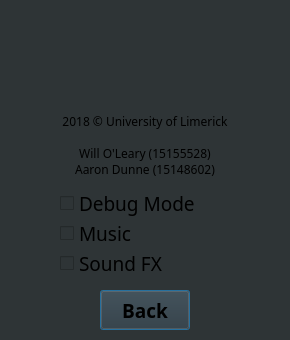
The window that Zork_Qt_project/settings.ui (willoleary6/ZorkProject) describes before a commit, drawn with Qt 5.
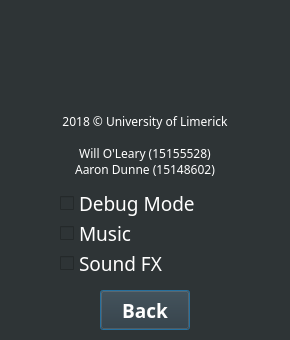
The same window after the commit. Icons and pictures are not drawn.

Commit message: Improved UI - buttons change colour and map is updated

The edit to the form file:
```diff
--- a/Zork_Qt_project/settings.ui
+++ b/Zork_Qt_project/settings.ui
@@ -22,9 +22,181 @@
      <x>10</x>
      <y>110</y>
      <width>270</width>
-     <height>70</height>
+     <height>71</height>
     </rect>
    </property>
+   <property name="palette">
+    <palette>
+     <active>
+      <colorrole role="WindowText">
+       <brush brushstyle="SolidPattern">
+        <color alpha="255">
+         <red>255</red>
+         <green>255</green>
+         <blue>255</blue>
+        </color>
+       </brush>
+      </colorrole>
+      <colorrole role="Button">
+       <brush brushstyle="SolidPattern">
+        <color alpha="255">
+         <red>46</red>
+         <green>52</green>
+         <blue>54</blue>
+        </color>
+       </brush>
+      </colorrole>
+      <colorrole role="Text">
+       <brush brushstyle="SolidPattern">
+        <color alpha="255">
+         <red>255</red>
+         <green>255</green>
+         <blue>255</blue>
+        </color>
+       </brush>
+      </colorrole>
+      <colorrole role="ButtonText">
+       <brush brushstyle="SolidPattern">
+        <color alpha="255">
+         <red>255</red>
+         <green>255</green>
+         <blue>255</blue>
+        </color>
+       </brush>
+      </colorrole>
+      <colorrole role="Base">
+       <brush brushstyle="SolidPattern">
+        <color alpha="255">
+         <red>46</red>
+         <green>52</green>
+         <blue>54</blue>
+        </color>
+       </brush>
+      </colorrole>
+      <colorrole role="Window">
+       <brush brushstyle="SolidPattern">
+        <color alpha="255">
+         <red>46</red>
+         <green>52</green>
+         <blue>54</blue>
+        </color>
+       </brush>
+      </colorrole>
+     </active>
+     <inactive>
+      <colorrole role="WindowText">
+       <brush brushstyle="SolidPattern">
+        <color alpha="255">
+         <red>255</red>
+         <green>255</green>
+         <blue>255</blue>
+        </color>
+       </brush>
+      </colorrole>
+      <colorrole role="Button">
+       <brush brushstyle="SolidPattern">
+        <color alpha="255">
+         <red>46</red>
+         <green>52</green>
+         <blue>54</blue>
+        </color>
+       </brush>
+      </colorrole>
+      <colorrole role="Text">
+       <brush brushstyle="SolidPattern">
+        <color alpha="255">
+         <red>255</red>
+         <green>255</green>
+         <blue>255</blue>
+        </color>
+       </brush>
+      </colorrole>
+      <colorrole role="ButtonText">
+       <brush brushstyle="SolidPattern">
+        <color alpha="255">
+         <red>255</red>
+         <green>255</green>
+         <blue>255</blue>
+        </color>
+       </brush>
+      </colorrole>
+      <colorrole role="Base">
+       <brush brushstyle="SolidPattern">
+        <color alpha="255">
+         <red>46</red>
+         <green>52</green>
+         <blue>54</blue>
+        </color>
+       </brush>
+      </colorrole>
+      <colorrole role="Window">
+       <brush brushstyle="SolidPattern">
+        <color alpha="255">
+         <red>46</red>
+         <green>52</green>
+         <blue>54</blue>
+        </color>
+       </brush>
+      </colorrole>
+     </inactive>
+     <disabled>
+      <colorrole role="WindowText">
+       <brush brushstyle="SolidPattern">
+        <color alpha="255">
+         <red>190</red>
+         <green>190</green>
+         <blue>190</blue>
+        </color>
+       </brush>
+      </colorrole>
+      <colorrole role="Button">
+       <brush brushstyle="SolidPattern">
+        <color alpha="255">
+         <red>46</red>
+         <green>52</green>
+         <blue>54</blue>
+        </color>
+       </brush>
+      </colorrole>
+      <colorrole role="Text">
+       <brush brushstyle="SolidPattern">
+        <color alpha="255">
+         <red>190</red>
+         <green>190</green>
+         <blue>190</blue>
+        </color>
+       </brush>
+      </colorrole>
+      <colorrole role="ButtonText">
+       <brush brushstyle="SolidPattern">
+        <color alpha="255">
+         <red>190</red>
+         <green>190</green>
+         <blue>190</blue>
+        </color>
+       </brush>
+      </colorrole>
+      <colorrole role="Base">
+       <brush brushstyle="SolidPattern">
+        <color alpha="255">
+         <red>46</red>
+         <green>52</green>
+         <blue>54</blue>
+        </color>
+       </brush>
+      </colorrole>
+      <colorrole role="Window">
+       <brush brushstyle="SolidPattern">
+        <color alpha="255">
+         <red>46</red>
+         <green>52</green>
+         <blue>54</blue>
+        </color>
+       </brush>
+      </colorrole>
+     </disabled>
+    </palette>
+   </property>
    <property name="font">
     <font>
      <family>Montserrat</family>
@@ -80,6 +252,421 @@
      <height>26</height>
     </rect>
    </property>
+   <property name="palette">
+    <palette>
+     <active>
+      <colorrole role="WindowText">
+       <brush brushstyle="SolidPattern">
+        <color alpha="255">
+         <red>255</red>
+         <green>255</green>
+         <blue>255</blue>
+        </color>
+       </brush>
+      </colorrole>
+      <colorrole role="Button">
+       <brush brushstyle="SolidPattern">
+        <color alpha="255">
+         <red>255</red>
+         <green>255</green>
+         <blue>255</blue>
+        </color>
+       </brush>
+      </colorrole>
+      <colorrole role="Light">
+       <brush brushstyle="SolidPattern">
+        <color alpha="255">
+         <red>255</red>
+         <green>255</green>
+         <blue>255</blue>
+        </color>
+       </brush>
+      </colorrole>
+      <colorrole role="Midlight">
+       <brush brushstyle="SolidPattern">
+        <color alpha="255">
+         <red>255</red>
+         <green>255</green>
+         <blue>255</blue>
+        </color>
+       </brush>
+      </colorrole>
+      <colorrole role="Dark">
+       <brush brushstyle="SolidPattern">
+        <color alpha="255">
+         <red>127</red>
+         <green>127</green>
+         <blue>127</blue>
+        </color>
+       </brush>
+      </colorrole>
+      <colorrole role="Mid">
+       <brush brushstyle="SolidPattern">
+        <color alpha="255">
+         <red>170</red>
+         <green>170</green>
+         <blue>170</blue>
+        </color>
+       </brush>
+      </colorrole>
+      <colorrole role="Text">
+       <brush brushstyle="SolidPattern">
+        <color alpha="255">
+         <red>255</red>
+         <green>255</green>
+         <blue>255</blue>
+        </color>
+       </brush>
+      </colorrole>
+      <colorrole role="BrightText">
+       <brush brushstyle="SolidPattern">
+        <color alpha="255">
+         <red>255</red>
+         <green>255</green>
+         <blue>255</blue>
+        </color>
+       </brush>
+      </colorrole>
+      <colorrole role="ButtonText">
+       <brush brushstyle="SolidPattern">
+        <color alpha="255">
+         <red>0</red>
+         <green>0</green>
+         <blue>0</blue>
+        </color>
+       </brush>
+      </colorrole>
+      <colorrole role="Base">
+       <brush brushstyle="SolidPattern">
+        <color alpha="255">
+         <red>255</red>
+         <green>255</green>
+         <blue>255</blue>
+        </color>
+       </brush>
+      </colorrole>
+      <colorrole role="Window">
+       <brush brushstyle="SolidPattern">
+        <color alpha="255">
+         <red>255</red>
+         <green>255</green>
+         <blue>255</blue>
+        </color>
+       </brush>
+      </colorrole>
+      <colorrole role="Shadow">
+       <brush brushstyle="SolidPattern">
+        <color alpha="255">
+         <red>0</red>
+         <green>0</green>
+         <blue>0</blue>
+        </color>
+       </brush>
+      </colorrole>
+      <colorrole role="AlternateBase">
+       <brush brushstyle="SolidPattern">
+        <color alpha="255">
+         <red>255</red>
+         <green>255</green>
+         <blue>255</blue>
+        </color>
+       </brush>
+      </colorrole>
+      <colorrole role="ToolTipBase">
+       <brush brushstyle="SolidPattern">
+        <color alpha="255">
+         <red>255</red>
+         <green>255</green>
+         <blue>220</blue>
+        </color>
+       </brush>
+      </colorrole>
+      <colorrole role="ToolTipText">
+       <brush brushstyle="SolidPattern">
+        <color alpha="255">
+         <red>0</red>
+         <green>0</green>
+         <blue>0</blue>
+        </color>
+       </brush>
+      </colorrole>
+     </active>
+     <inactive>
+      <colorrole role="WindowText">
+       <brush brushstyle="SolidPattern">
+        <color alpha="255">
+         <red>255</red>
+         <green>255</green>
+         <blue>255</blue>
+        </color>
+       </brush>
+      </colorrole>
+      <colorrole role="Button">
+       <brush brushstyle="SolidPattern">
+        <color alpha="255">
+         <red>255</red>
+         <green>255</green>
+         <blue>255</blue>
+        </color>
+       </brush>
+      </colorrole>
+      <colorrole role="Light">
+       <brush brushstyle="SolidPattern">
+        <color alpha="255">
+         <red>255</red>
+         <green>255</green>
+         <blue>255</blue>
+        </color>
+       </brush>
+      </colorrole>
+      <colorrole role="Midlight">
+       <brush brushstyle="SolidPattern">
+        <color alpha="255">
+         <red>255</red>
+         <green>255</green>
+         <blue>255</blue>
+        </color>
+       </brush>
+      </colorrole>
+      <colorrole role="Dark">
+       <brush brushstyle="SolidPattern">
+        <color alpha="255">
+         <red>127</red>
+         <green>127</green>
+         <blue>127</blue>
+        </color>
+       </brush>
+      </colorrole>
+      <colorrole role="Mid">
+       <brush brushstyle="SolidPattern">
+        <color alpha="255">
+         <red>170</red>
+         <green>170</green>
+         <blue>170</blue>
+        </color>
+       </brush>
+      </colorrole>
+      <colorrole role="Text">
+       <brush brushstyle="SolidPattern">
+        <color alpha="255">
+         <red>255</red>
+         <green>255</green>
+         <blue>255</blue>
+        </color>
+       </brush>
+      </colorrole>
+      <colorrole role="BrightText">
+       <brush brushstyle="SolidPattern">
+        <color alpha="255">
+         <red>255</red>
+         <green>255</green>
+         <blue>255</blue>
+        </color>
+       </brush>
+      </colorrole>
+      <colorrole role="ButtonText">
+       <brush brushstyle="SolidPattern">
+        <color alpha="255">
+         <red>0</red>
+         <green>0</green>
+         <blue>0</blue>
+        </color>
+       </brush>
+      </colorrole>
+      <colorrole role="Base">
+       <brush brushstyle="SolidPattern">
+        <color alpha="255">
+         <red>255</red>
+         <green>255</green>
+         <blue>255</blue>
+        </color>
+       </brush>
+      </colorrole>
+      <colorrole role="Window">
+       <brush brushstyle="SolidPattern">
+        <color alpha="255">
+         <red>255</red>
+         <green>255</green>
+         <blue>255</blue>
+        </color>
+       </brush>
+      </colorrole>
+      <colorrole role="Shadow">
+       <brush brushstyle="SolidPattern">
+        <color alpha="255">
+         <red>0</red>
+         <green>0</green>
+         <blue>0</blue>
+        </color>
+       </brush>
+      </colorrole>
+      <colorrole role="AlternateBase">
+       <brush brushstyle="SolidPattern">
+        <color alpha="255">
+         <red>255</red>
+         <green>255</green>
+         <blue>255</blue>
+        </color>
+       </brush>
+      </colorrole>
+      <colorrole role="ToolTipBase">
+       <brush brushstyle="SolidPattern">
+        <color alpha="255">
+         <red>255</red>
+         <green>255</green>
+         <blue>220</blue>
+        </color>
+       </brush>
+      </colorrole>
+      <colorrole role="ToolTipText">
+       <brush brushstyle="SolidPattern">
+        <color alpha="255">
+         <red>0</red>
+         <green>0</green>
+         <blue>0</blue>
+        </color>
+       </brush>
+      </colorrole>
+     </inactive>
+     <disabled>
+      <colorrole role="WindowText">
+       <brush brushstyle="SolidPattern">
+        <color alpha="255">
+         <red>127</red>
+         <green>127</green>
+         <blue>127</blue>
+        </color>
+       </brush>
+      </colorrole>
+      <colorrole role="Button">
+       <brush brushstyle="SolidPattern">
+        <color alpha="255">
+         <red>255</red>
+         <green>255</green>
+         <blue>255</blue>
+        </color>
+       </brush>
+      </colorrole>
+      <colorrole role="Light">
+       <brush brushstyle="SolidPattern">
+        <color alpha="255">
+         <red>255</red>
+         <green>255</green>
+         <blue>255</blue>
+        </color>
+       </brush>
+      </colorrole>
+      <colorrole role="Midlight">
+       <brush brushstyle="SolidPattern">
+        <color alpha="255">
+         <red>255</red>
+         <green>255</green>
+         <blue>255</blue>
+        </color>
+       </brush>
+      </colorrole>
+      <colorrole role="Dark">
+       <brush brushstyle="SolidPattern">
+        <color alpha="255">
+         <red>127</red>
+         <green>127</green>
+         <blue>127</blue>
+        </color>
+       </brush>
+      </colorrole>
+      <colorrole role="Mid">
+       <brush brushstyle="SolidPattern">
+        <color alpha="255">
+         <red>170</red>
+         <green>170</green>
+         <blue>170</blue>
+        </color>
+       </brush>
+      </colorrole>
+      <colorrole role="Text">
+       <brush brushstyle="SolidPattern">
+        <color alpha="255">
+         <red>127</red>
+         <green>127</green>
+         <blue>127</blue>
+        </color>
+       </brush>
+      </colorrole>
+      <colorrole role="BrightText">
+       <brush brushstyle="SolidPattern">
+        <color alpha="255">
+         <red>255</red>
+         <green>255</green>
+         <blue>255</blue>
+        </color>
+       </brush>
+      </colorrole>
+      <colorrole role="ButtonText">
+       <brush brushstyle="SolidPattern">
+        <color alpha="255">
+         <red>127</red>
+         <green>127</green>
+         <blue>127</blue>
+        </color>
+       </brush>
+      </colorrole>
+      <colorrole role="Base">
+       <brush brushstyle="SolidPattern">
+        <color alpha="255">
+         <red>255</red>
+         <green>255</green>
+         <blue>255</blue>
+        </color>
+       </brush>
+      </colorrole>
+      <colorrole role="Window">
+       <brush brushstyle="SolidPattern">
+        <color alpha="255">
+         <red>255</red>
+         <green>255</green>
+         <blue>255</blue>
+        </color>
+       </brush>
+      </colorrole>
+      <colorrole role="Shadow">
+       <brush brushstyle="SolidPattern">
+        <color alpha="255">
+         <red>0</red>
+         <green>0</green>
+         <blue>0</blue>
+        </color>
+       </brush>
+      </colorrole>
+      <colorrole role="AlternateBase">
+       <brush brushstyle="SolidPattern">
+        <color alpha="255">
+         <red>255</red>
+         <green>255</green>
+         <blue>255</blue>
+        </color>
+       </brush>
+      </colorrole>
+      <colorrole role="ToolTipBase">
+       <brush brushstyle="SolidPattern">
+        <color alpha="255">
+         <red>255</red>
+         <green>255</green>
+         <blue>220</blue>
+        </color>
+       </brush>
+      </colorrole>
+      <colorrole role="ToolTipText">
+       <brush brushstyle="SolidPattern">
+        <color alpha="255">
+         <red>0</red>
+         <green>0</green>
+         <blue>0</blue>
+        </color>
+       </brush>
+      </colorrole>
+     </disabled>
+    </palette>
+   </property>
    <property name="font">
     <font>
      <family>Montserrat</family>
@@ -102,6 +689,421 @@
      <height>26</height>
     </rect>
    </property>
+   <property name="palette">
+    <palette>
+     <active>
+      <colorrole role="WindowText">
+       <brush brushstyle="SolidPattern">
+        <color alpha="255">
+         <red>255</red>
+         <green>255</green>
+         <blue>255</blue>
+        </color>
+       </brush>
+      </colorrole>
+      <colorrole role="Button">
+       <brush brushstyle="SolidPattern">
+        <color alpha="255">
+         <red>255</red>
+         <green>255</green>
+         <blue>255</blue>
+        </color>
+       </brush>
+      </colorrole>
+      <colorrole role="Light">
+       <brush brushstyle="SolidPattern">
+        <color alpha="255">
+         <red>255</red>
+         <green>255</green>
+         <blue>255</blue>
+        </color>
+       </brush>
+      </colorrole>
+      <colorrole role="Midlight">
+       <brush brushstyle="SolidPattern">
+        <color alpha="255">
+         <red>255</red>
+         <green>255</green>
+         <blue>255</blue>
+        </color>
+       </brush>
+      </colorrole>
+      <colorrole role="Dark">
+       <brush brushstyle="SolidPattern">
+        <color alpha="255">
+         <red>127</red>
+         <green>127</green>
+         <blue>127</blue>
+        </color>
+       </brush>
+      </colorrole>
+      <colorrole role="Mid">
+       <brush brushstyle="SolidPattern">
+        <color alpha="255">
+         <red>170</red>
+         <green>170</green>
+         <blue>170</blue>
+        </color>
+       </brush>
+      </colorrole>
+      <colorrole role="Text">
+       <brush brushstyle="SolidPattern">
+        <color alpha="255">
+         <red>255</red>
+         <green>255</green>
+         <blue>255</blue>
+        </color>
+       </brush>
+      </colorrole>
+      <colorrole role="BrightText">
+       <brush brushstyle="SolidPattern">
+        <color alpha="255">
+         <red>255</red>
+         <green>255</green>
+         <blue>255</blue>
+        </color>
+       </brush>
+      </colorrole>
+      <colorrole role="ButtonText">
+       <brush brushstyle="SolidPattern">
+        <color alpha="255">
+         <red>0</red>
+         <green>0</green>
+         <blue>0</blue>
+        </color>
+       </brush>
+      </colorrole>
+      <colorrole role="Base">
+       <brush brushstyle="SolidPattern">
+        <color alpha="255">
+         <red>255</red>
+         <green>255</green>
+         <blue>255</blue>
+        </color>
+       </brush>
+      </colorrole>
+      <colorrole role="Window">
+       <brush brushstyle="SolidPattern">
+        <color alpha="255">
+         <red>255</red>
+         <green>255</green>
+         <blue>255</blue>
+        </color>
+       </brush>
+      </colorrole>
+      <colorrole role="Shadow">
+       <brush brushstyle="SolidPattern">
+        <color alpha="255">
+         <red>0</red>
+         <green>0</green>
+         <blue>0</blue>
+        </color>
+       </brush>
+      </colorrole>
+      <colorrole role="AlternateBase">
+       <brush brushstyle="SolidPattern">
+        <color alpha="255">
+         <red>255</red>
+         <green>255</green>
+         <blue>255</blue>
+        </color>
+       </brush>
+      </colorrole>
+      <colorrole role="ToolTipBase">
+       <brush brushstyle="SolidPattern">
+        <color alpha="255">
+         <red>255</red>
+         <green>255</green>
+         <blue>220</blue>
+        </color>
+       </brush>
+      </colorrole>
+      <colorrole role="ToolTipText">
+       <brush brushstyle="SolidPattern">
+        <color alpha="255">
+         <red>0</red>
+         <green>0</green>
+         <blue>0</blue>
+        </color>
+       </brush>
+      </colorrole>
+     </active>
+     <inactive>
+      <colorrole role="WindowText">
+       <brush brushstyle="SolidPattern">
+        <color alpha="255">
+         <red>255</red>
+         <green>255</green>
+         <blue>255</blue>
+        </color>
+       </brush>
+      </colorrole>
+      <colorrole role="Button">
+       <brush brushstyle="SolidPattern">
+        <color alpha="255">
+         <red>255</red>
+         <green>255</green>
+         <blue>255</blue>
+        </color>
+       </brush>
+      </colorrole>
+      <colorrole role="Light">
+       <brush brushstyle="SolidPattern">
+        <color alpha="255">
+         <red>255</red>
+         <green>255</green>
+         <blue>255</blue>
+        </color>
+       </brush>
+      </colorrole>
+      <colorrole role="Midlight">
+       <brush brushstyle="SolidPattern">
+        <color alpha="255">
+         <red>255</red>
+         <green>255</green>
+         <blue>255</blue>
+        </color>
+       </brush>
+      </colorrole>
+      <colorrole role="Dark">
+       <brush brushstyle="SolidPattern">
+        <color alpha="255">
+         <red>127</red>
+         <green>127</green>
+         <blue>127</blue>
+        </color>
+       </brush>
+      </colorrole>
+      <colorrole role="Mid">
+       <brush brushstyle="SolidPattern">
+        <color alpha="255">
+         <red>170</red>
+         <green>170</green>
+         <blue>170</blue>
+        </color>
+       </brush>
+      </colorrole>
+      <colorrole role="Text">
+       <brush brushstyle="SolidPattern">
+        <color alpha="255">
+         <red>255</red>
+         <green>255</green>
+         <blue>255</blue>
+        </color>
+       </brush>
+      </colorrole>
+      <colorrole role="BrightText">
+       <brush brushstyle="SolidPattern">
+        <color alpha="255">
+         <red>255</red>
+         <green>255</green>
+         <blue>255</blue>
+        </color>
+       </brush>
+      </colorrole>
+      <colorrole role="ButtonText">
+       <brush brushstyle="SolidPattern">
+        <color alpha="255">
+         <red>0</red>
+         <green>0</green>
+         <blue>0</blue>
+        </color>
+       </brush>
+      </colorrole>
+      <colorrole role="Base">
+       <brush brushstyle="SolidPattern">
+        <color alpha="255">
+         <red>255</red>
+         <green>255</green>
+         <blue>255</blue>
+        </color>
+       </brush>
+      </colorrole>
+      <colorrole role="Window">
+       <brush brushstyle="SolidPattern">
+        <color alpha="255">
+         <red>255</red>
+         <green>255</green>
+         <blue>255</blue>
+        </color>
+       </brush>
+      </colorrole>
+      <colorrole role="Shadow">
+       <brush brushstyle="SolidPattern">
+        <color alpha="255">
+         <red>0</red>
+         <green>0</green>
+         <blue>0</blue>
+        </color>
+       </brush>
+      </colorrole>
+      <colorrole role="AlternateBase">
+       <brush brushstyle="SolidPattern">
+        <color alpha="255">
+         <red>255</red>
+         <green>255</green>
+         <blue>255</blue>
+        </color>
+       </brush>
+      </colorrole>
+      <colorrole role="ToolTipBase">
+       <brush brushstyle="SolidPattern">
+        <color alpha="255">
+         <red>255</red>
+         <green>255</green>
+         <blue>220</blue>
+        </color>
+       </brush>
+      </colorrole>
+      <colorrole role="ToolTipText">
+       <brush brushstyle="SolidPattern">
+        <color alpha="255">
+         <red>0</red>
+         <green>0</green>
+         <blue>0</blue>
+        </color>
+       </brush>
+      </colorrole>
+     </inactive>
+     <disabled>
+      <colorrole role="WindowText">
+       <brush brushstyle="SolidPattern">
+        <color alpha="255">
+         <red>127</red>
+         <green>127</green>
+         <blue>127</blue>
+        </color>
+       </brush>
+      </colorrole>
+      <colorrole role="Button">
+       <brush brushstyle="SolidPattern">
+        <color alpha="255">
+         <red>255</red>
+         <green>255</green>
+         <blue>255</blue>
+        </color>
+       </brush>
+      </colorrole>
+      <colorrole role="Light">
+       <brush brushstyle="SolidPattern">
+        <color alpha="255">
+         <red>255</red>
+         <green>255</green>
+         <blue>255</blue>
+        </color>
+       </brush>
+      </colorrole>
+      <colorrole role="Midlight">
+       <brush brushstyle="SolidPattern">
+        <color alpha="255">
+         <red>255</red>
+         <green>255</green>
+         <blue>255</blue>
+        </color>
+       </brush>
+      </colorrole>
+      <colorrole role="Dark">
+       <brush brushstyle="SolidPattern">
+        <color alpha="255">
+         <red>127</red>
+         <green>127</green>
+         <blue>127</blue>
+        </color>
+       </brush>
+      </colorrole>
+      <colorrole role="Mid">
+       <brush brushstyle="SolidPattern">
+        <color alpha="255">
+         <red>170</red>
+         <green>170</green>
+         <blue>170</blue>
+        </color>
+       </brush>
+      </colorrole>
+      <colorrole role="Text">
+       <brush brushstyle="SolidPattern">
+        <color alpha="255">
+         <red>127</red>
+         <green>127</green>
+         <blue>127</blue>
+        </color>
+       </brush>
+      </colorrole>
+      <colorrole role="BrightText">
+       <brush brushstyle="SolidPattern">
+        <color alpha="255">
+         <red>255</red>
+         <green>255</green>
+         <blue>255</blue>
+        </color>
+       </brush>
+      </colorrole>
+      <colorrole role="ButtonText">
+       <brush brushstyle="SolidPattern">
+        <color alpha="255">
+         <red>127</red>
+         <green>127</green>
+         <blue>127</blue>
+        </color>
+       </brush>
+      </colorrole>
+      <colorrole role="Base">
+       <brush brushstyle="SolidPattern">
+        <color alpha="255">
+         <red>255</red>
+         <green>255</green>
+         <blue>255</blue>
+        </color>
+       </brush>
+      </colorrole>
+      <colorrole role="Window">
+       <brush brushstyle="SolidPattern">
+        <color alpha="255">
+         <red>255</red>
+         <green>255</green>
+         <blue>255</blue>
+        </color>
+       </brush>
+      </colorrole>
+      <colorrole role="Shadow">
+       <brush brushstyle="SolidPattern">
+        <color alpha="255">
+         <red>0</red>
+         <green>0</green>
+         <blue>0</blue>
+        </color>
+       </brush>
+      </colorrole>
+      <colorrole role="AlternateBase">
+       <brush brushstyle="SolidPattern">
+        <color alpha="255">
+         <red>255</red>
+         <green>255</green>
+         <blue>255</blue>
+        </color>
+       </brush>
+      </colorrole>
+      <colorrole role="ToolTipBase">
+       <brush brushstyle="SolidPattern">
+        <color alpha="255">
+         <red>255</red>
+         <green>255</green>
+         <blue>220</blue>
+        </color>
+       </brush>
+      </colorrole>
+      <colorrole role="ToolTipText">
+       <brush brushstyle="SolidPattern">
+        <color alpha="255">
+         <red>0</red>
+         <green>0</green>
+         <blue>0</blue>
+        </color>
+       </brush>
+      </colorrole>
+     </disabled>
+    </palette>
+   </property>
    <property name="font">
     <font>
      <family>Montserrat</family>
@@ -124,6 +1126,124 @@
      <height>40</height>
     </rect>
    </property>
+   <property name="palette">
+    <palette>
+     <active>
+      <colorrole role="Button">
+       <brush brushstyle="SolidPattern">
+        <color alpha="255">
+         <red>46</red>
+         <green>52</green>
+         <blue>54</blue>
+        </color>
+       </brush>
+      </colorrole>
+      <colorrole role="ButtonText">
+       <brush brushstyle="SolidPattern">
+        <color alpha="255">
+         <red>255</red>
+         <green>255</green>
+         <blue>255</blue>
+        </color>
+       </brush>
+      </colorrole>
+      <colorrole role="Base">
+       <brush brushstyle="SolidPattern">
+        <color alpha="255">
+         <red>46</red>
+         <green>52</green>
+         <blue>54</blue>
+        </color>
+       </brush>
+      </colorrole>
+      <colorrole role="Window">
+       <brush brushstyle="SolidPattern">
+        <color alpha="255">
+         <red>46</red>
+         <green>52</green>
+         <blue>54</blue>
+        </color>
+       </brush>
+      </colorrole>
+     </active>
+     <inactive>
+      <colorrole role="Button">
+       <brush brushstyle="SolidPattern">
+        <color alpha="255">
+         <red>46</red>
+         <green>52</green>
+         <blue>54</blue>
+        </color>
+       </brush>
+      </colorrole>
+      <colorrole role="ButtonText">
+       <brush brushstyle="SolidPattern">
+        <color alpha="255">
+         <red>255</red>
+         <green>255</green>
+         <blue>255</blue>
+        </color>
+       </brush>
+      </colorrole>
+      <colorrole role="Base">
+       <brush brushstyle="SolidPattern">
+        <color alpha="255">
+         <red>46</red>
+         <green>52</green>
+         <blue>54</blue>
+        </color>
+       </brush>
+      </colorrole>
+      <colorrole role="Window">
+       <brush brushstyle="SolidPattern">
+        <color alpha="255">
+         <red>46</red>
+         <green>52</green>
+         <blue>54</blue>
+        </color>
+       </brush>
+      </colorrole>
+     </inactive>
+     <disabled>
+      <colorrole role="Button">
+       <brush brushstyle="SolidPattern">
+        <color alpha="255">
+         <red>46</red>
+         <green>52</green>
+         <blue>54</blue>
+        </color>
+       </brush>
+      </colorrole>
+      <colorrole role="ButtonText">
+       <brush brushstyle="SolidPattern">
+        <color alpha="255">
+         <red>190</red>
+         <green>190</green>
+         <blue>190</blue>
+        </color>
+       </brush>
+      </colorrole>
+      <colorrole role="Base">
+       <brush brushstyle="SolidPattern">
+        <color alpha="255">
+         <red>46</red>
+         <green>52</green>
+         <blue>54</blue>
+        </color>
+       </brush>
+      </colorrole>
+      <colorrole role="Window">
+       <brush brushstyle="SolidPattern">
+        <color alpha="255">
+         <red>46</red>
+         <green>52</green>
+         <blue>54</blue>
+        </color>
+       </brush>
+      </colorrole>
+     </disabled>
+    </palette>
+   </property>
    <property name="font">
     <font>
      <family>Montserrat</family>
@@ -164,6 +1284,178 @@
      <height>26</height>
     </rect>
    </property>
+   <property name="palette">
+    <palette>
+     <active>
+      <colorrole role="WindowText">
+       <brush brushstyle="SolidPattern">
+        <color alpha="255">
+         <red>255</red>
+         <green>255</green>
+         <blue>255</blue>
+        </color>
+       </brush>
+      </colorrole>
+      <colorrole role="Button">
+       <brush brushstyle="SolidPattern">
+        <color alpha="255">
+         <red>255</red>
+         <green>255</green>
+         <blue>255</blue>
+        </color>
+       </brush>
+      </colorrole>
+      <colorrole role="Text">
+       <brush brushstyle="SolidPattern">
+        <color alpha="255">
+         <red>255</red>
+         <green>255</green>
+         <blue>255</blue>
+        </color>
+       </brush>
+      </colorrole>
+      <colorrole role="ButtonText">
+       <brush brushstyle="SolidPattern">
+        <color alpha="255">
+         <red>255</red>
+         <green>255</green>
+         <blue>255</blue>
+        </color>
+       </brush>
+      </colorrole>
+      <colorrole role="Base">
+       <brush brushstyle="SolidPattern">
+        <color alpha="255">
+         <red>255</red>
+         <green>255</green>
+         <blue>255</blue>
+        </color>
+       </brush>
+      </colorrole>
+      <colorrole role="Window">
+       <brush brushstyle="SolidPattern">
+        <color alpha="255">
+         <red>255</red>
+         <green>255</green>
+         <blue>255</blue>
+        </color>
+       </brush>
+      </colorrole>
+     </active>
+     <inactive>
+      <colorrole role="WindowText">
+       <brush brushstyle="SolidPattern">
+        <color alpha="255">
+         <red>255</red>
+         <green>255</green>
+         <blue>255</blue>
+        </color>
+       </brush>
+      </colorrole>
+      <colorrole role="Button">
+       <brush brushstyle="SolidPattern">
+        <color alpha="255">
+         <red>255</red>
+         <green>255</green>
+         <blue>255</blue>
+        </color>
+       </brush>
+      </colorrole>
+      <colorrole role="Text">
+       <brush brushstyle="SolidPattern">
+        <color alpha="255">
+         <red>255</red>
+         <green>255</green>
+         <blue>255</blue>
+        </color>
+       </brush>
+      </colorrole>
+      <colorrole role="ButtonText">
+       <brush brushstyle="SolidPattern">
+        <color alpha="255">
+         <red>255</red>
+         <green>255</green>
+         <blue>255</blue>
+        </color>
+       </brush>
+      </colorrole>
+      <colorrole role="Base">
+       <brush brushstyle="SolidPattern">
+        <color alpha="255">
+         <red>255</red>
+         <green>255</green>
+         <blue>255</blue>
+        </color>
+       </brush>
+      </colorrole>
+      <colorrole role="Window">
+       <brush brushstyle="SolidPattern">
+        <color alpha="255">
+         <red>255</red>
+         <green>255</green>
+         <blue>255</blue>
+        </color>
+       </brush>
+      </colorrole>
+     </inactive>
+     <disabled>
+      <colorrole role="WindowText">
+       <brush brushstyle="SolidPattern">
+        <color alpha="255">
+         <red>190</red>
+         <green>190</green>
+         <blue>190</blue>
+        </color>
+       </brush>
+      </colorrole>
+      <colorrole role="Button">
+       <brush brushstyle="SolidPattern">
+        <color alpha="255">
+         <red>255</red>
+         <green>255</green>
+         <blue>255</blue>
+        </color>
+       </brush>
+      </colorrole>
+      <colorrole role="Text">
+       <brush brushstyle="SolidPattern">
+        <color alpha="255">
+         <red>190</red>
+         <green>190</green>
+         <blue>190</blue>
+        </color>
+       </brush>
+      </colorrole>
+      <colorrole role="ButtonText">
+       <brush brushstyle="SolidPattern">
+        <color alpha="255">
+         <red>190</red>
+         <green>190</green>
+         <blue>190</blue>
+        </color>
+       </brush>
+      </colorrole>
+      <colorrole role="Base">
+       <brush brushstyle="SolidPattern">
+        <color alpha="255">
+         <red>255</red>
+         <green>255</green>
+         <blue>255</blue>
+        </color>
+       </brush>
+      </colorrole>
+      <colorrole role="Window">
+       <brush brushstyle="SolidPattern">
+        <color alpha="255">
+         <red>255</red>
+         <green>255</green>
+         <blue>255</blue>
+        </color>
+       </brush>
+      </colorrole>
+     </disabled>
+    </palette>
+   </property>
    <property name="font">
     <font>
      <family>Montserrat</family>
```
The commit also changes 7 other files.
